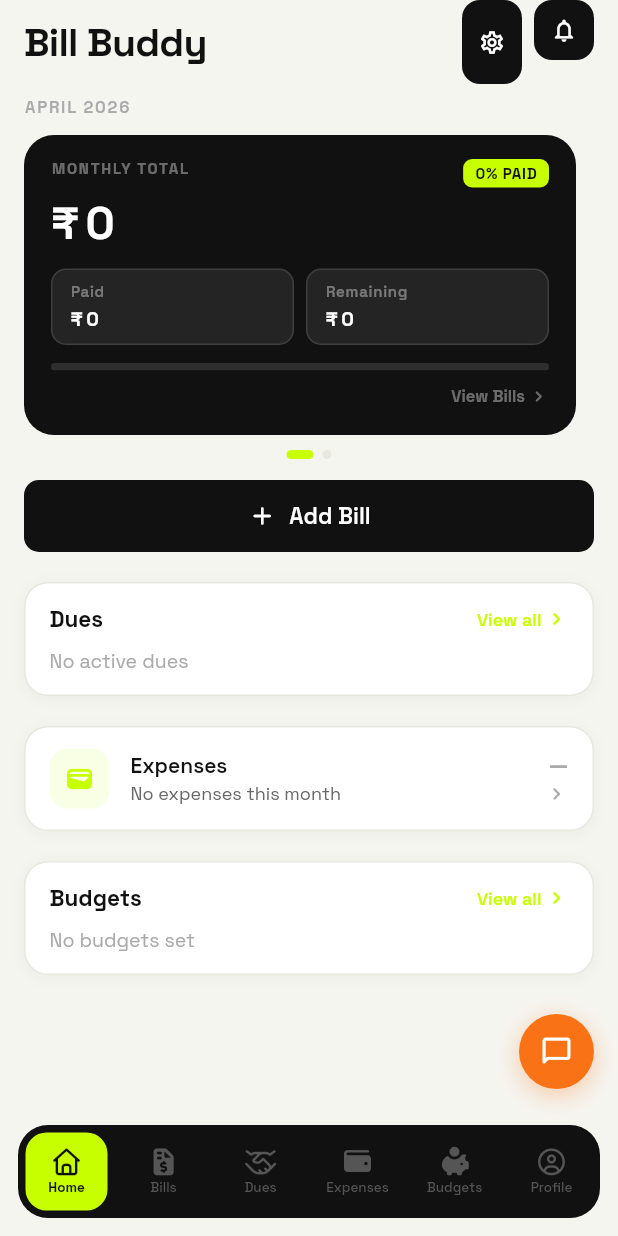
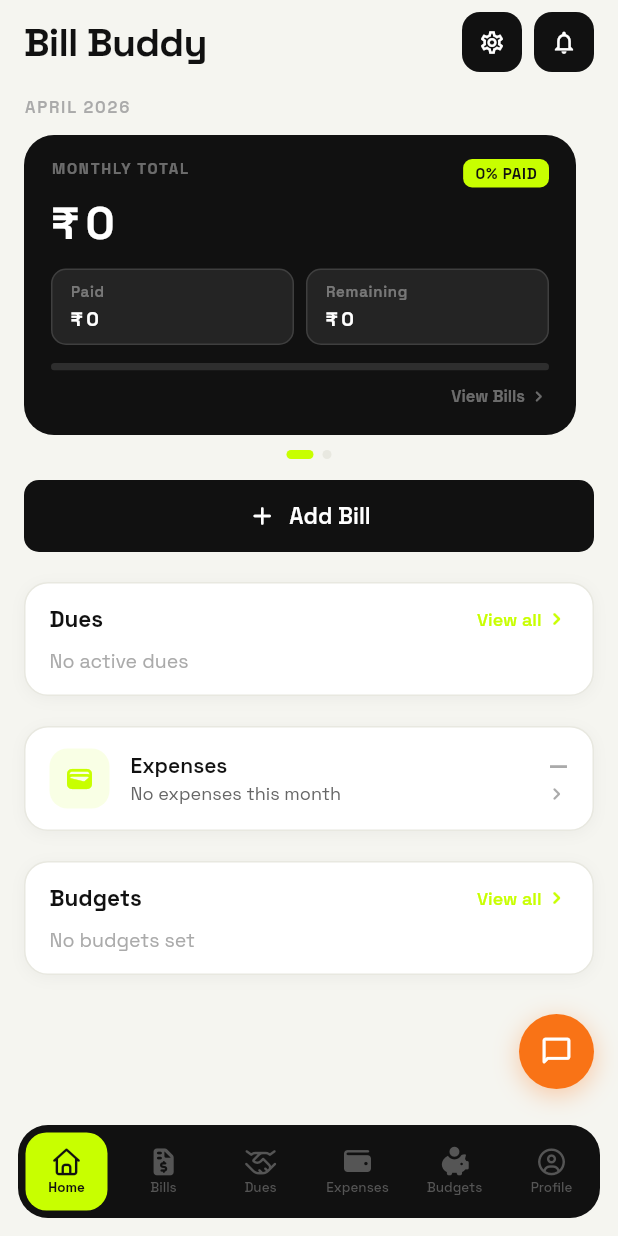
Before and after one commit to ramanakellampalli/smart-bill-buddy, a Flutter app: the screen it shows once a user with an empty profile is signed in, on a phone screen of 412 x 824 dp. Run offline on Flutter 3.47's test engine with Material 3 defaults, Android fonts, the phone set to English and light mode, and no system bars; our stand-ins replace cached_network_image, cloud_firestore, firebase_auth, firebase_core, firebase_storage, flutter_local_notifications and 11 more; missing offline and left inert: google_mlkit_text_recognition; accounts and stored records are empty; generated files the repository leaves out were written again.

Commit message:
fix: center appbar icon containers to prevent vertical stretching

```diff
--- a/lib/presentation/screens/dashboard_screen.dart
+++ b/lib/presentation/screens/dashboard_screen.dart
@@ -225,8 +225,8 @@ class _DashboardScreenState extends State<DashboardScreen> {
           ),
         ),
         actions: [
-          Builder(
-            builder: (ctx) => GestureDetector(
+          Center(
+            child: GestureDetector(
               onTap: () => Navigator.pushNamed(context, '/settings'),
               child: Container(
                 width: 40,
@@ -241,7 +241,8 @@ class _DashboardScreenState extends State<DashboardScreen> {
             ),
           ),
           const SizedBox(width: 8),
-          Builder(
+          Center(
+            child: Builder(
               builder: (ctx) => GestureDetector(
                 onTap: () => _openNotifications(
                   ctx,
@@ -277,6 +278,7 @@ class _DashboardScreenState extends State<DashboardScreen> {
                         ),
                       ),
                   ],
+                ),
               ),
             ),
           ),
```
Lines whose indentation alone changed are shown as unchanged.
